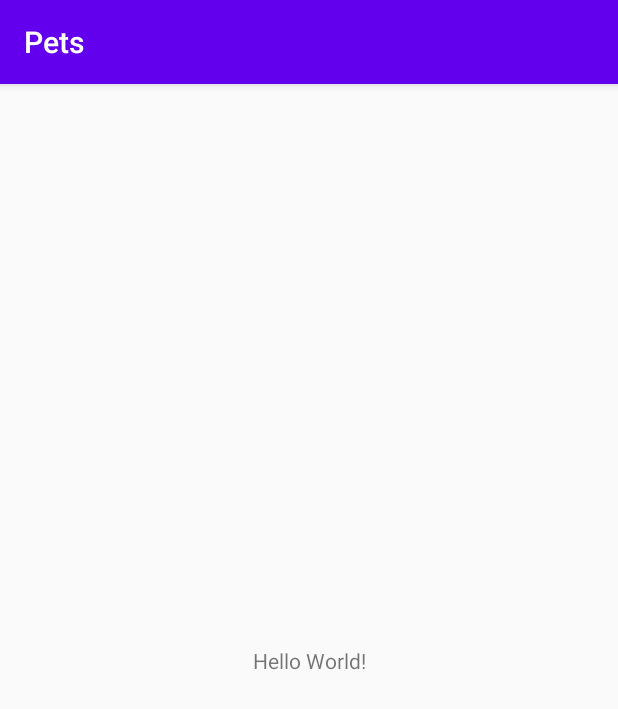
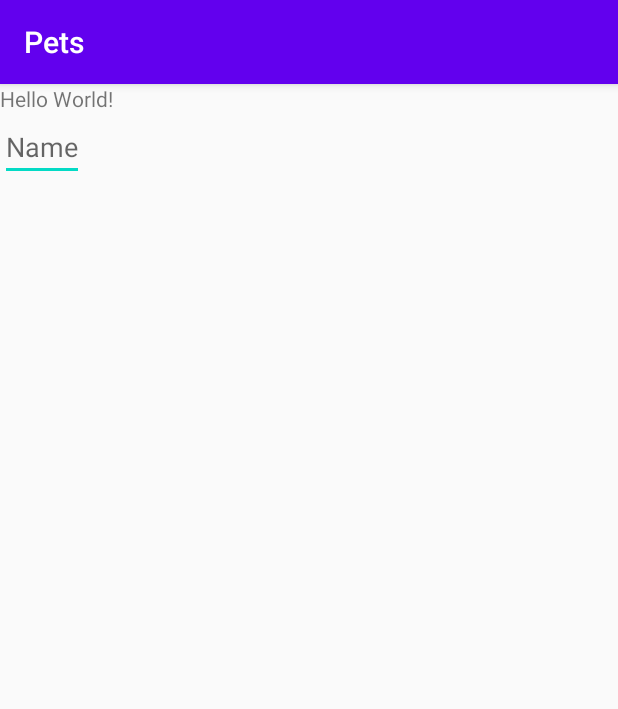
Before and after one commit to ZarifAhsan/PetsApp, an Android app: the screen it shows after launch (MainActivity), on a phone screen of 412 x 824 dp. Shown: the top 709 px of the screen. Run offline under Robolectric (Android 15) with nearby library versions, the phone set to English and light mode, and no system bars.

Commit message:
Layout kinda updated

```diff
--- a/app/src/main/res/layout/activity_main.xml
+++ b/app/src/main/res/layout/activity_main.xml
@@ -1,18 +1,21 @@
 <?xml version="1.0" encoding="utf-8"?>
-<androidx.constraintlayout.widget.ConstraintLayout xmlns:android="http://schemas.android.com/apk/res/android"
-    xmlns:app="http://schemas.android.com/apk/res-auto"
+<LinearLayout xmlns:android="http://schemas.android.com/apk/res/android"
     xmlns:tools="http://schemas.android.com/tools"
     android:layout_width="match_parent"
     android:layout_height="match_parent"
+    android:orientation="vertical"
     tools:context=".MainActivity">
 
     <TextView
         android:layout_width="wrap_content"
         android:layout_height="wrap_content"
-        android:text="Hello World!"
-        app:layout_constraintBottom_toBottomOf="parent"
-        app:layout_constraintLeft_toLeftOf="parent"
-        app:layout_constraintRight_toRightOf="parent"
-        app:layout_constraintTop_toTopOf="parent" />
+        android:text="Hello World!"/>
 
-</androidx.constraintlayout.widget.ConstraintLayout>
+    <EditText
+        android:layout_width="wrap_content"
+        android:layout_height="wrap_content"
+        android:autofillHints=""
+        android:hint="@string/name"
+        android:inputType="text" />
+
+</LinearLayout>
--- a/app/src/main/res/values/strings.xml
+++ b/app/src/main/res/values/strings.xml
@@ -1,3 +1,4 @@
 <resources>
     <string name="app_name">Pets</string>
+    <string name="name">Name</string>
 </resources>
```
